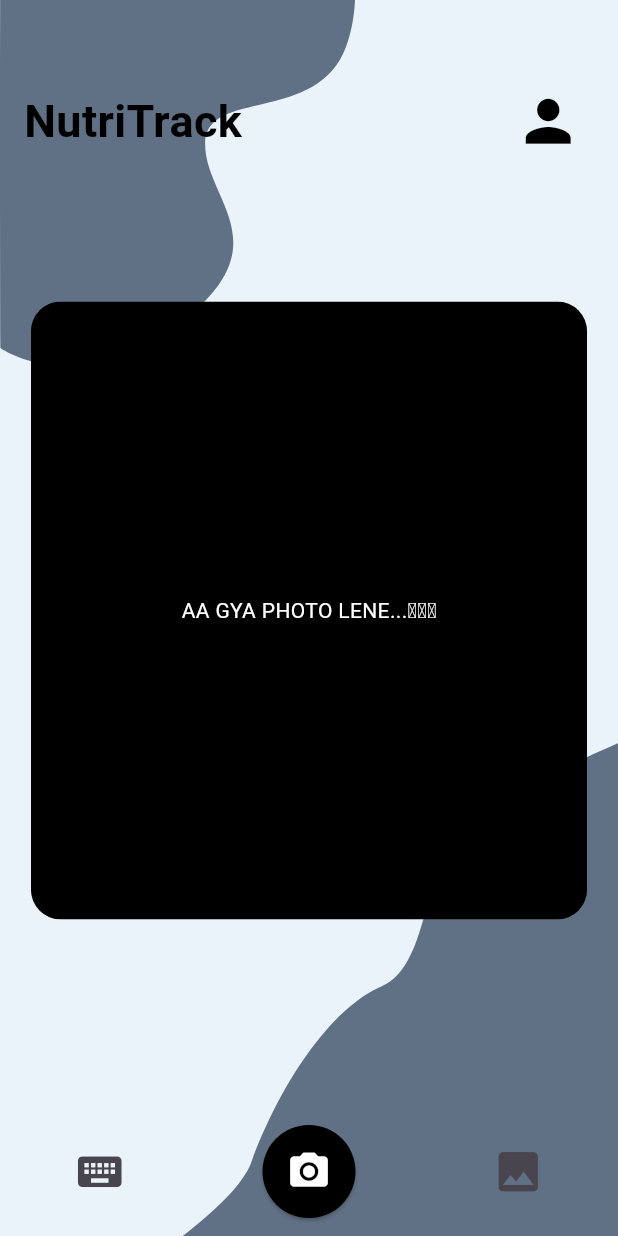
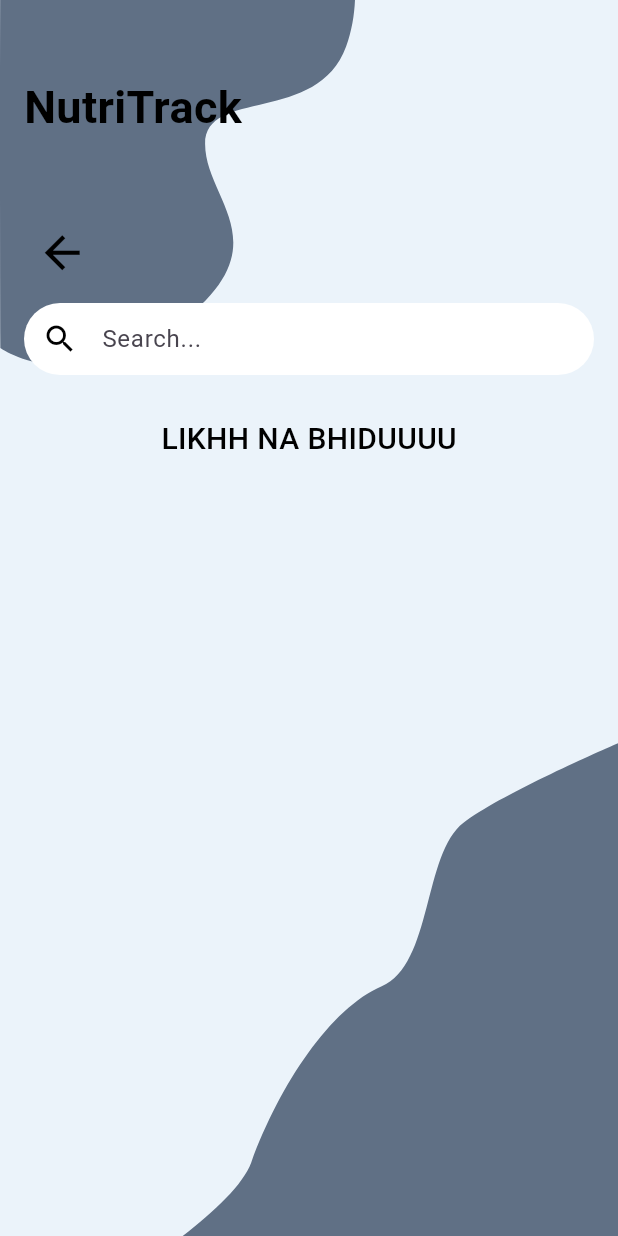
Before and after one commit to rishabh2310113/food_recipes_health_tracker, a Flutter app: the screen it shows after launch, item 2 of the bottom bar chosen, after a tap on the "person" icon, after a tap on the "keyboard" icon, on a phone screen of 412 x 824 dp. Run offline on Flutter 3.47's test engine with Material 3 defaults, Android fonts, the phone set to English and light mode, and no system bars; our stand-ins replace flutter_svg, image_picker; missing offline and left inert: google_mlkit_text_recognition; project files that could hold a hidden picture were left out.

Commit message:
added profile and keyboard screen

```diff
--- a/lib/home.dart
+++ b/lib/home.dart
@@ -1,3 +1,5 @@
+import 'package:final_project/keyboard_screen.dart';
+import 'package:final_project/profile_screen.dart';
 import 'package:flutter/material.dart';
 import 'package:image_picker/image_picker.dart';
 import 'dart:io';
@@ -90,7 +92,12 @@
                     ),
                     IconButton(
                       icon: const Icon(Icons.person, size: 45, color: Colors.black),
-                      onPressed: () {},
+                      onPressed: () {
+                        Navigator.push(
+                          context,
+                          MaterialPageRoute(builder: (context) => const ProfileScreen()),
+                        );
+                      },
                     ),
                   ],
                 ),
@@ -140,7 +147,12 @@
                   children: [
                     IconButton(
                       icon: const Icon(Icons.keyboard, size: 35),
-                      onPressed: () {},
+                      onPressed: () {
+                        Navigator.push(
+                          context,
+                          MaterialPageRoute(builder: (context) => const KeyboardScreen()),
+                        );
+                      },
                     ),
                     ElevatedButton(
                       onPressed: () => _pickImage(ImageSource.camera),
--- /dev/null
+++ b/lib/keyboard_screen.dart
@@ -0,0 +1,68 @@
+import 'package:flutter/material.dart';
+import 'package:flutter_svg/flutter_svg.dart';
+
+class KeyboardScreen extends StatelessWidget {
+  const KeyboardScreen({super.key});
+
+  @override
+  Widget build(BuildContext context) {
+    return Scaffold(
+      body: Stack(
+        children: [
+          Positioned.fill(
+            child: SvgPicture.asset(
+              'assets/background.svg',
+              fit: BoxFit.cover,
+            ),
+          ),
+          Column(
+            crossAxisAlignment: CrossAxisAlignment.start,
+            children: [
+              const Padding(
+                padding: EdgeInsets.symmetric(horizontal: 16.0, vertical: 50.0),
+                child: Text(
+                  "NutriTrack",
+                  style: TextStyle(
+                    fontSize: 30,
+                    fontWeight: FontWeight.bold,
+                    color: Colors.black,
+                  ),
+                ),
+              ),
+              Padding(
+                padding: const EdgeInsets.symmetric(horizontal: 16.0),
+                child: IconButton(
+                  icon: const Icon(Icons.arrow_back, size: 35, color: Colors.black),
+                  onPressed: () => Navigator.pop(context),
+                ),
+              ),
+              Padding(
+                padding: const EdgeInsets.symmetric(horizontal: 16.0, vertical: 8.0),
+                child: TextField(
+                  decoration: InputDecoration(
+                    filled: true,
+                    fillColor: Colors.white,
+                    prefixIcon: const Icon(Icons.search, color: Colors.black),
+                    hintText: "Search...",
+                    border: OutlineInputBorder(
+                      borderRadius: BorderRadius.circular(30),
+                      borderSide: BorderSide.none,
+                    ),
+                    contentPadding: const EdgeInsets.symmetric(vertical: 0.0, horizontal: 16.0),
+                  ),
+                ),
+              ),
+              const SizedBox(height: 20),
+              const Center(
+                child: Text(
+                  'LIKHH NA BHIDUUUU',
+                  style: TextStyle(fontSize: 20, fontWeight: FontWeight.w500, color: Colors.black),
+                ),
+              ),
+            ],
+          ),
+        ],
+      ),
+    );
+  }
+}
--- /dev/null
+++ b/lib/profile_screen.dart
@@ -0,0 +1,128 @@
+import 'package:flutter/material.dart';
+import 'package:flutter_svg/flutter_svg.dart';
+
+class ProfileScreen extends StatelessWidget {
+  final String userName = "Rishab Ranjan";
+  final String userEmail = "rishabh@gmail.com";
+
+  const ProfileScreen({super.key});
+
+  @override
+  Widget build(BuildContext context) {
+    return Scaffold(
+      body: Stack(
+        children: [
+          Positioned.fill(
+            child: SvgPicture.asset(
+              'assets/background.svg',
+              fit: BoxFit.cover,
+            ),
+          ),
+          Column(
+            crossAxisAlignment: CrossAxisAlignment.start,
+            children: [
+              Padding(
+                padding: const EdgeInsets.symmetric(horizontal: 16.0, vertical: 50.0),
+                child: Row(
+                  children: [
+                    IconButton(
+                      icon: const Icon(Icons.arrow_back, size: 30, color: Colors.black),
+                      onPressed: () => Navigator.pop(context),
+                    ),
+                    const SizedBox(width: 8),
+                    const Text(
+                      "Profile",
+                      style: TextStyle(
+                        fontSize: 24,
+                        fontWeight: FontWeight.bold,
+                        color: Colors.black,
+                      ),
+                    ),
+                  ],
+                ),
+              ),
+              Padding(
+                padding: const EdgeInsets.symmetric(horizontal: 16.0),
+                child: Row(
+                  children: [
+                    const CircleAvatar(
+                      radius: 35,
+                      backgroundImage: AssetImage('assets/port.jpeg'),
+                    ),
+                    const SizedBox(width: 16),
+                    Column(
+                      crossAxisAlignment: CrossAxisAlignment.start,
+                      children: [
+                        Text(
+                          userName,
+                          style: const TextStyle(
+                            fontSize: 18,
+                            fontWeight: FontWeight.bold,
+                            color: Colors.black,
+                          ),
+                        ),
+                        Text(
+                          userEmail,
+                          style: const TextStyle(
+                            fontSize: 16,
+                            fontWeight: FontWeight.normal,
+                            color: Colors.black54,
+                          ),
+                        ),
+                      ],
+                    ),
+                  ],
+                ),
+              ),
+              const SizedBox(height: 30),
+              Expanded(
+                child: ListView(
+                  children: [
+                    _buildMenuOption(context, Icons.person, "Profile settings"),
+                    _buildMenuOption(context, Icons.health_and_safety, "Health information"),
+                    _buildMenuOption(context, Icons.history, "History"),
+                    _buildMenuOption(context, Icons.settings, "Settings"),
+                    _buildMenuOption(context, Icons.privacy_tip, "Privacy policy"),
+                    _buildMenuOption(context, Icons.rule, "Terms & conditions"),
+                    _buildMenuOption(context, Icons.help_outline, "FAQs"),
+                    _buildMenuOption(context, Icons.logout, "Log out"),
+                  ],
+                ),
+              ),
+              Padding(
+                padding: const EdgeInsets.all(16.0),
+                child: Center(
+                  child: Text(
+                    "NutriTrack\nversion 2.0",
+                    textAlign: TextAlign.center,
+                    style: TextStyle(
+                      fontSize: 14,
+                      fontWeight: FontWeight.normal,
+                      color: Colors.grey.shade600,
+                    ),
+                  ),
+                ),
+              ),
+            ],
+          ),
+        ],
+      ),
+    );
+  }
+
+  Widget _buildMenuOption(BuildContext context, IconData icon, String title) {
+    return ListTile(
+      leading: Icon(icon, color: Colors.black),
+      title: Text(
+        title,
+        style: const TextStyle(
+          fontSize: 16,
+          fontWeight: FontWeight.normal,
+          color: Colors.black,
+        ),
+      ),
+      trailing: const Icon(Icons.arrow_forward_ios, size: 16, color: Colors.black),
+      onTap: () {},
+    );
+  }
+}
```
